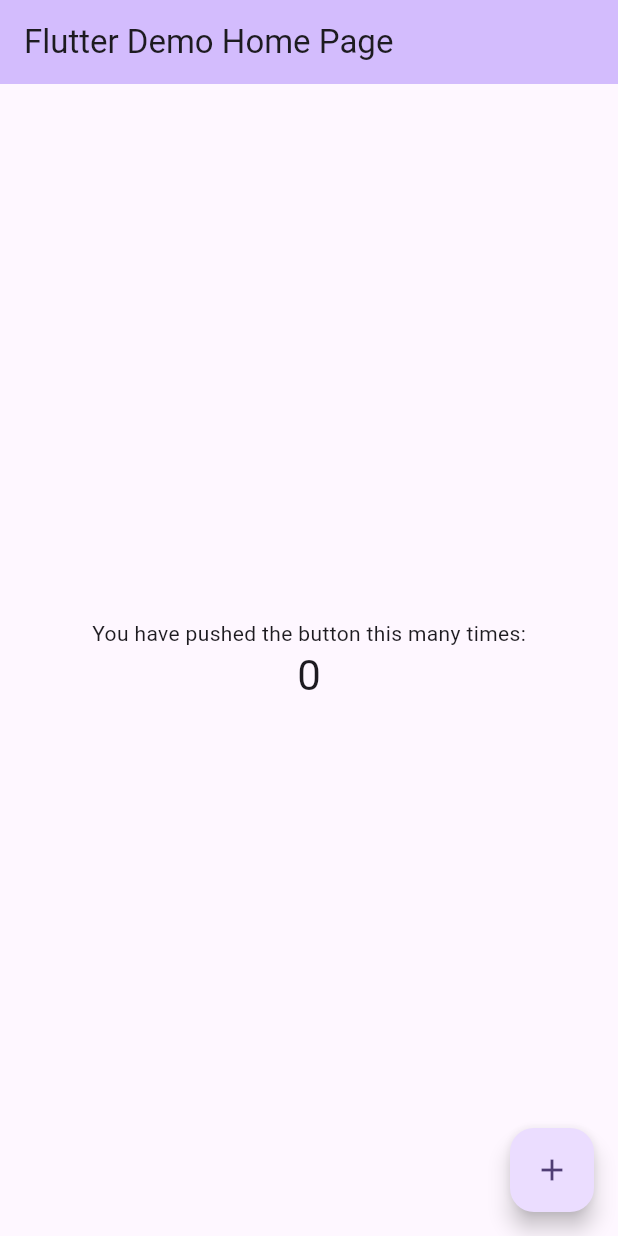
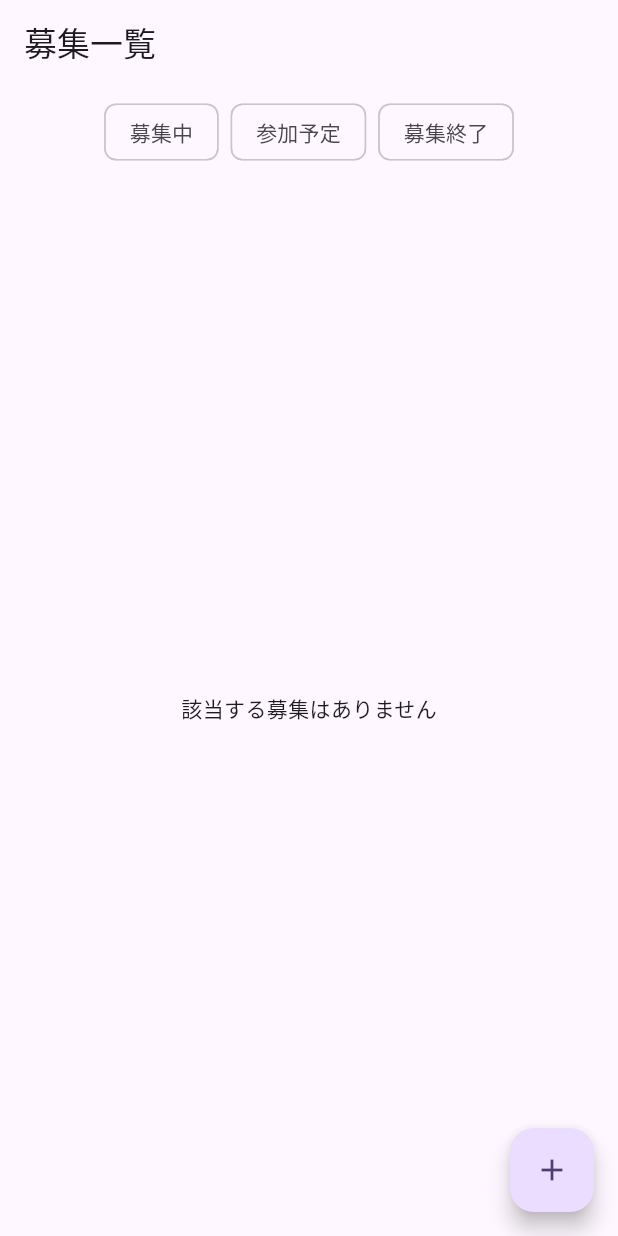
Before and after one commit to KabutoEbi/Himite, a Flutter app: the screen it shows after launch, on a phone screen of 412 x 824 dp. Run offline on Flutter 3.47's test engine with Material 3 defaults, Android fonts, the phone set to English and light mode, and no system bars.

Commit message:
メイン画面(募集一覧)の基盤を作った

```diff
--- a/lib/main.dart
+++ b/lib/main.dart
@@ -1,122 +1,46 @@
 import 'package:flutter/material.dart';
+
+import 'models/post.dart';
+import 'screens/main_screen.dart';
 
 void main() {
   runApp(const MyApp());
 }
 
-class MyApp extends StatelessWidget {
+class MyApp extends StatefulWidget {
   const MyApp({super.key});
 
-  // This widget is the root of your application.
   @override
-  Widget build(BuildContext context) {
-    return MaterialApp(
-      title: 'Flutter Demo',
-      theme: ThemeData(
-        // This is the theme of your application.
-        //
-        // TRY THIS: Try running your application with "flutter run". You'll see
-        // the application has a purple toolbar. Then, without quitting the app,
-        // try changing the seedColor in the colorScheme below to Colors.green
-        // and then invoke "hot reload" (save your changes or press the "hot
-        // reload" button in a Flutter-supported IDE, or press "r" if you used
-        // the command line to start the app).
-        //
-        // Notice that the counter didn't reset back to zero; the application
-        // state is not lost during the reload. To reset the state, use hot
-        // restart instead.
-        //
-        // This works for code too, not just values: Most code changes can be
-        // tested with just a hot reload.
-        colorScheme: .fromSeed(seedColor: Colors.deepPurple),
-      ),
-      home: const MyHomePage(title: 'Flutter Demo Home Page'),
-    );
-  }
+  State<MyApp> createState() => _MyAppState();
 }
 
-class MyHomePage extends StatefulWidget {
-  const MyHomePage({super.key, required this.title});
+class _MyAppState extends State<MyApp> {
+  final List<Post> _posts = [];
 
-  // This widget is the home page of your application. It is stateful, meaning
-  // that it has a State object (defined below) that contains fields that affect
-  // how it looks.
+  void _addPost(Post p) {
+    setState(() {
+      _posts.insert(0, p);
+    });
+  }
 
-  // This class is the configuration for the state. It holds the values (in this
-  // case the title) provided by the parent (in this case the App widget) and
-  // used by the build method of the State. Fields in a Widget subclass are
-  // always marked "final".
-
-  final String title;
-
-  @override
-  State<MyHomePage> createState() => _MyHomePageState();
-}
-
-class _MyHomePageState extends State<MyHomePage> {
-  int _counter = 0;
-
-  void _incrementCounter() {
+  void _toggleParticipating(String id) {
     setState(() {
-      // This call to setState tells the Flutter framework that something has
-      // changed in this State, which causes it to rerun the build method below
-      // so that the display can reflect the updated values. If we changed
-      // _counter without calling setState(), then the build method would not be
-      // called again, and so nothing would appear to happen.
-      _counter++;
+      final i = _posts.indexWhere((p) => p.id == id);
+      if (i != -1) {
+        _posts[i].isParticipating = !_posts[i].isParticipating;
+      }
     });
   }
 
   @override
   Widget build(BuildContext context) {
-    // This method is rerun every time setState is called, for instance as done
-    // by the _incrementCounter method above.
-    //
-    // The Flutter framework has been optimized to make rerunning build methods
-    // fast, so that you can just rebuild anything that needs updating rather
-    // than having to individually change instances of widgets.
-    return Scaffold(
-      appBar: AppBar(
-        // TRY THIS: Try changing the color here to a specific color (to
-        // Colors.amber, perhaps?) and trigger a hot reload to see the AppBar
-        // change color while the other colors stay the same.
-        backgroundColor: Theme.of(context).colorScheme.inversePrimary,
-        // Here we take the value from the MyHomePage object that was created by
-        // the App.build method, and use it to set our appbar title.
-        title: Text(widget.title),
+    return MaterialApp(
+      title: 'Himite',
+      theme: ThemeData(
+        colorScheme: ColorScheme.fromSeed(seedColor: Colors.deepPurple),
+        useMaterial3: true,
       ),
-      body: Center(
-        // Center is a layout widget. It takes a single child and positions it
-        // in the middle of the parent.
-        child: Column(
-          // Column is also a layout widget. It takes a list of children and
-          // arranges them vertically. By default, it sizes itself to fit its
-          // children horizontally, and tries to be as tall as its parent.
-          //
-          // Column has various properties to control how it sizes itself and
-          // how it positions its children. Here we use mainAxisAlignment to
-          // center the children vertically; the main axis here is the vertical
-          // axis because Columns are vertical (the cross axis would be
-          // horizontal).
-          //
-          // TRY THIS: Invoke "debug painting" (choose the "Toggle Debug Paint"
-          // action in the IDE, or press "p" in the console), to see the
-          // wireframe for each widget.
-          mainAxisAlignment: .center,
-          children: [
-            const Text('You have pushed the button this many times:'),
-            Text(
-              '$_counter',
-              style: Theme.of(context).textTheme.headlineMedium,
-            ),
-          ],
-        ),
-      ),
-      floatingActionButton: FloatingActionButton(
-        onPressed: _incrementCounter,
-        tooltip: 'Increment',
-        child: const Icon(Icons.add),
-      ),
+      home: MainScreen(posts: _posts, onAddPost: _addPost, onToggleParticipate: _toggleParticipating),
     );
   }
 }
--- /dev/null
+++ b/lib/screens/main_screen.dart
@@ -0,0 +1,144 @@
+import 'package:flutter/material.dart';
+
+import '../models/post.dart';
+import 'create_post_screen.dart';
+
+enum PostFilter { open, joining, closed }
+
+class MainScreen extends StatefulWidget {
+  final List<Post> posts;
+  final void Function(Post) onAddPost;
+  final void Function(String) onToggleParticipate;
+
+  const MainScreen({
+    super.key,
+    required this.posts,
+    required this.onAddPost,
+    required this.onToggleParticipate,
+  });
+
+  @override
+  State<MainScreen> createState() => _MainScreenState();
+}
+
+class _MainScreenState extends State<MainScreen> {
+  PostFilter? _filter;
+
+  @override
+  Widget build(BuildContext context) {
+    final now = DateTime.now();
+    // Filter and sort posts by createdAt desc
+    final filtered = widget.posts.where((p) {
+      if (_filter == null) return true;
+      if (_filter == PostFilter.open) return now.isBefore(p.deadline);
+      if (_filter == PostFilter.joining) return p.isParticipating;
+      // closed
+      return !now.isBefore(p.deadline);
+    }).toList()
+      ..sort((a, b) => b.createdAt.compareTo(a.createdAt));
+
+    return Scaffold(
+      appBar: AppBar(
+        title: const Text('募集一覧'),
+      ),
+      body: Column(
+        children: [
+          Padding(
+            padding: const EdgeInsets.all(8.0),
+            child: Row(
+              mainAxisAlignment: MainAxisAlignment.center,
+              children: [
+                ChoiceChip(
+                  label: const Text('募集中'),
+                  selected: _filter == PostFilter.open,
+                  showCheckmark: false,
+                  onSelected: (selected) => setState(() {
+                    _filter = (_filter == PostFilter.open) ? null : PostFilter.open;
+                  }),
+                ),
+                const SizedBox(width: 8),
+                ChoiceChip(
+                  label: const Text('参加予定'),
+                  selected: _filter == PostFilter.joining,
+                  showCheckmark: false,
+                  onSelected: (selected) => setState(() {
+                    _filter = (_filter == PostFilter.joining) ? null : PostFilter.joining;
+                  }),
+                ),
+                const SizedBox(width: 8),
+                ChoiceChip(
+                  label: const Text('募集終了'),
+                  selected: _filter == PostFilter.closed,
+                  showCheckmark: false,
+                  onSelected: (selected) => setState(() {
+                    _filter = (_filter == PostFilter.closed) ? null : PostFilter.closed;
+                  }),
+                ),
+              ],
+            ),
+          ),
+          Expanded(
+            child: filtered.isEmpty
+                ? const Center(child: Text('該当する募集はありません'))
+                : ListView.builder(
+                    itemCount: filtered.length,
+                    itemBuilder: (context, index) {
+                      final p = filtered[index];
+                      return Card(
+                        margin: const EdgeInsets.symmetric(horizontal: 12, vertical: 6),
+                        child: ListTile(
+                          title: Text(p.title),
+                          subtitle: Text([
+                            p.place,
+                            p.group,
+                            if (p.number > 0) '${p.number}人',
+                            _formatDateTime(p.time)
+                          ].join(' • ')),
+                          trailing: SizedBox(
+                            width: 96,
+                            height: 48,
+                            child: Column(
+                              mainAxisSize: MainAxisSize.min,
+                              crossAxisAlignment: CrossAxisAlignment.end,
+                              children: [
+                                Flexible(child: Text('締切 ${_formatDateTime(p.deadline)}', overflow: TextOverflow.ellipsis)),
+                                const SizedBox(height: 4),
+                                IconButton(
+                                  iconSize: 20,
+                                  padding: EdgeInsets.zero,
+                                  constraints: const BoxConstraints(minWidth: 20, minHeight: 20),
+                                  icon: Icon(
+                                    p.isParticipating ? Icons.check_circle : Icons.check_circle_outline,
+                                    color: p.isParticipating ? Colors.green : null,
+                                  ),
+                                  onPressed: () => widget.onToggleParticipate(p.id),
+                                  tooltip: p.isParticipating ? '参加を取り消す' : '参加予定にする',
+                                ),
+                              ],
+                            ),
+                          ),
+                        ),
+                      );
+                    },
+                  ),
+          ),
+        ],
+      ),
+      floatingActionButton: FloatingActionButton(
+        onPressed: () async {
+          final result = await Navigator.of(context).push<Post>(
+            MaterialPageRoute(builder: (_) => const CreatePostScreen()),
+          );
+          if (result != null) widget.onAddPost(result);
+        },
+        child: const Icon(Icons.add),
+      ),
+    );
+  }
+
+  String _formatDateTime(DateTime dt) {
+    return '${dt.year}/${_two(dt.month)}/${_two(dt.day)} ${_two(dt.hour)}:${_two(dt.minute)}';
+  }
+
+  String _two(int n) => n.toString().padLeft(2, '0');
+}
```
